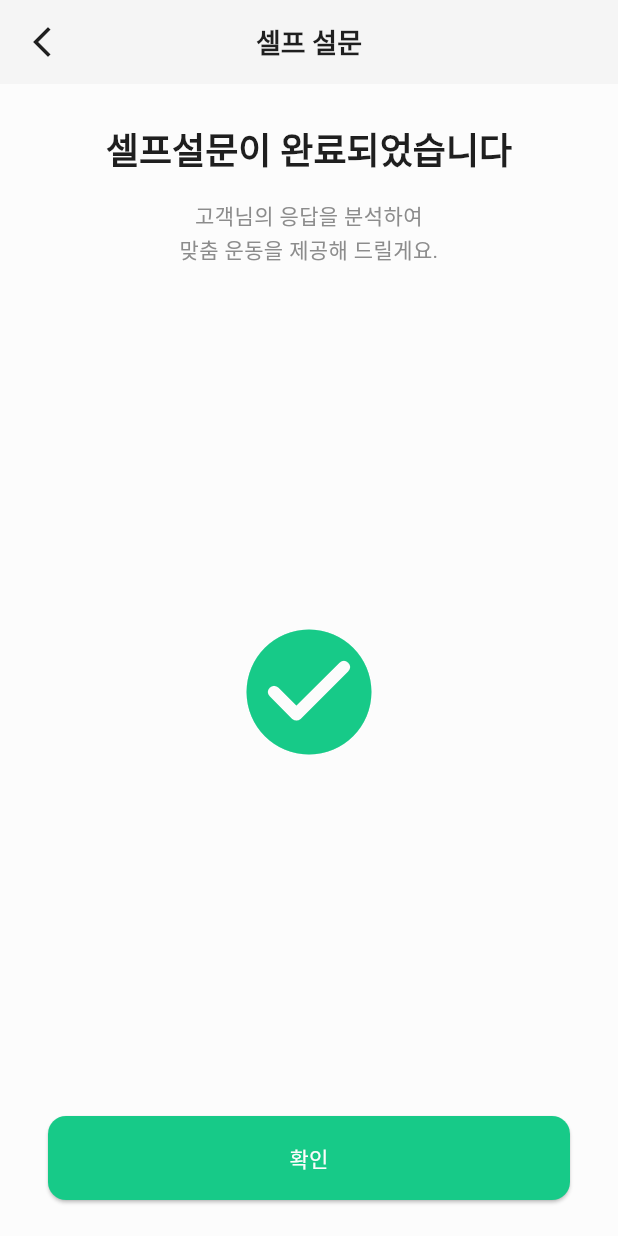
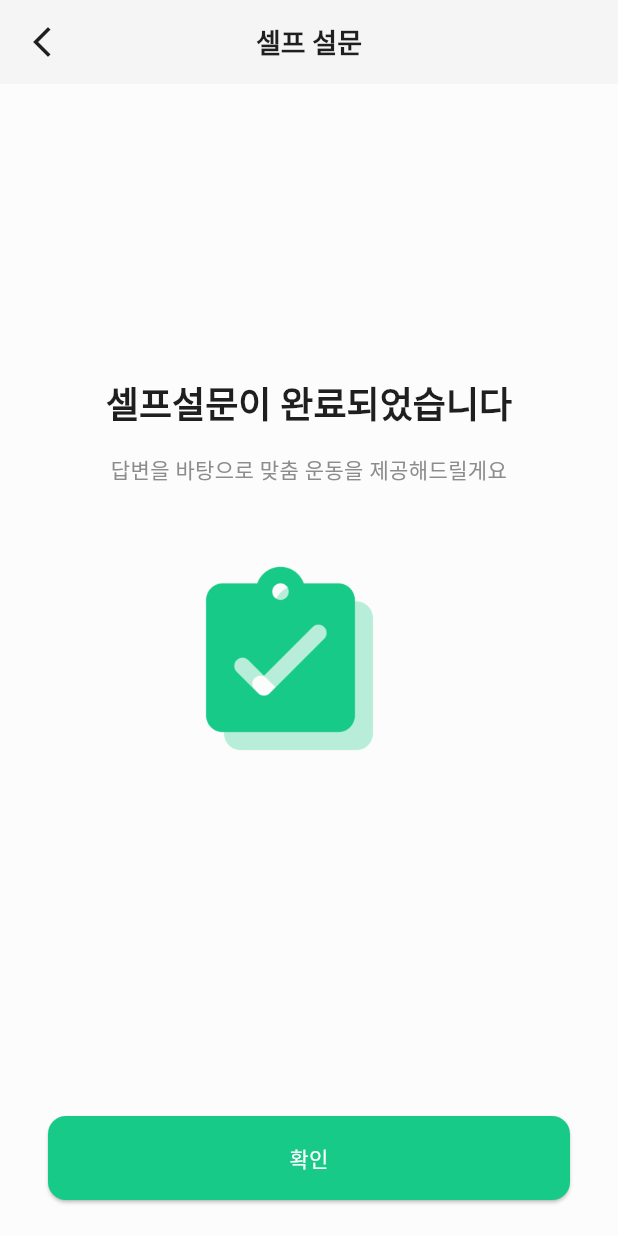
Before and after one commit to MEDILUX-club/DDUDUK, a Flutter app: the SurveyCompletionScreen widget shown alone on an empty page, opened directly, on a phone screen of 412 x 824 dp. Run offline on Flutter 3.47's test engine with Material 3 defaults, Android fonts, the phone set to English and light mode, and no system bars; our stand-ins replace flutter_svg, syncfusion_flutter_sliders; missing offline and left inert: syncfusion_flutter_core; Roboto replaces fonts that are missing (Pretendard).

Commit message:
feat: survey_completion완료

```diff
--- a/lib/screens/survey/survey_completion_screen.dart
+++ b/lib/screens/survey/survey_completion_screen.dart
@@ -17,6 +17,13 @@ class SurveyCompletionScreen extends StatelessWidget {
           horizontal: AppDimens.space16,
         ),
         child: Column(
+          crossAxisAlignment: CrossAxisAlignment.center,
+          children: [
+            Expanded(
+              child: Center(
+                child: Column(
+                  mainAxisSize: MainAxisSize.min,
+                  crossAxisAlignment: CrossAxisAlignment.center,
                   children: [
                     Text(
                       '셀프설문이 완료되었습니다',
@@ -25,19 +32,48 @@ class SurveyCompletionScreen extends StatelessWidget {
                     ),
                     const SizedBox(height: AppDimens.space12),
                     Text(
-              '고객님의 응답을 분석하여\n맞춤 운동을 제공해 드릴게요.',
+                      '답변을 바탕으로 맞춤 운동을 제공해드릴게요',
                       style: AppTextStyles.body14Regular.copyWith(
                         color: AppColors.textAssistive,
                       ),
                       textAlign: TextAlign.center,
                     ),
-            const Spacer(),
-            const Icon(
-              Icons.check_circle_rounded,
-              size: 100,
-              color: AppColors.primary,
+                    const SizedBox(height: AppDimens.space48),
+                    SizedBox(
+                      width: 170,
+                      height: 170,
+                      child: Stack(
+                        children: const [
+                          Positioned(
+                            right: 26,
+                            bottom: 26,
+                            child: Image(
+                              width: 132,
+                              height: 132,
+                              image: AssetImage(
+                                'assets/images/img_bg_assignment_turned_in.png',
                               ),
-            const Spacer(),
+                            ),
+                          ),
+                          Positioned(
+                            left: 0,
+                            top: 0,
+                            child: Image(
+                              width: 132,
+                              height: 132,
+                              image: AssetImage(
+                                'assets/images/img_fg_assignment_turned_in.png',
+                              ),
+                            ),
+                          ),
+                        ],
+                      ),
+                    ),
+                  ],
+                ),
+              ),
+            ),
+            const SizedBox(height: AppDimens.space32),
             SizedBox(
               width: double.infinity,
               height: AppDimens.buttonHeight,
@@ -50,10 +86,7 @@ class SurveyCompletionScreen extends StatelessWidget {
                   ),
                 ),
                 onPressed: () {
-                  Navigator.of(context).pushAndRemoveUntil(
-                    MaterialPageRoute(builder: (_) => const MainLayout()),
-                    (route) => false,
-                  );
+                  Navigator.of(context).pop();
                 },
                 child: Text(
                   '확인',
@@ -69,13 +102,3 @@ class SurveyCompletionScreen extends StatelessWidget {
     );
   }
 }
-
-class MainLayout extends StatelessWidget {
-  const MainLayout({super.key});
-
-  @override
-  Widget build(BuildContext context) {
-    // Placeholder main layout. Replace with your actual home UI.
-    return const Scaffold(body: Center(child: Text('Main Layout')));
-  }
-}
```
Lines whose indentation alone changed are shown as unchanged.
